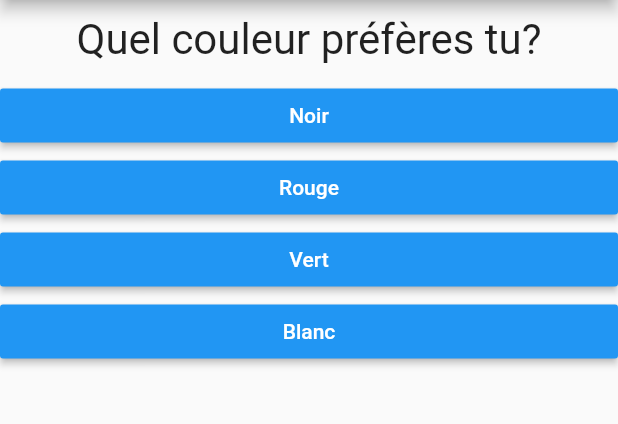
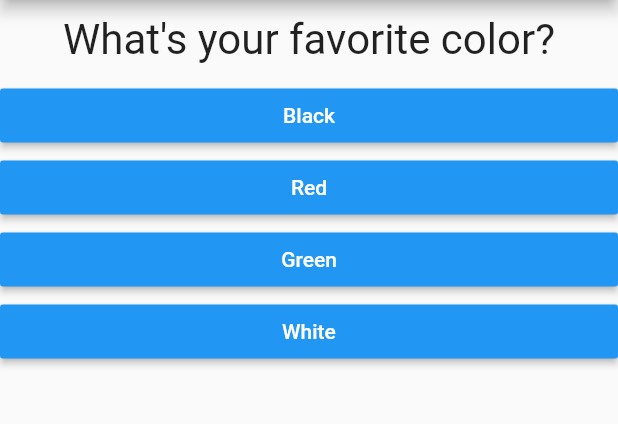
Before and after one commit to ashkam1201/first-flutter-app, a Flutter app: the screen it shows after launch, on a phone screen of 412 x 824 dp, the part 84-508 px from its top. Run offline on Flutter 3.47's test engine with Material 2 defaults, Android fonts, the phone set to English and light mode, and no system bars.

Commit message:
final commit app done

```diff
--- a/lib/main.dart
+++ b/lib/main.dart
@@ -1,7 +1,7 @@
 import 'package:flutter/material.dart';
 
-import './question.dart';
-import './answer.dart';
+import './quiz.dart';
+import './result.dart';
 
 // void main() {
 //   runApp(MyApp());
@@ -18,52 +18,76 @@ class MyApp extends StatefulWidget {
 }
 
 class _MyAppState extends State<MyApp> {
+  final _questions = const [
+    {
+      'questionText': 'What\'s your favorite color?',
+      'answers': [
+        {'text': 'Black', 'score': 10},
+        {'text': 'Red', 'score': 5},
+        {'text': 'Green', 'score': 3},
+        {'text': 'White', 'score': 1}
+      ],
+    },
+    {
+      'questionText': 'What\'s your favorite animal?',
+      'answers': [
+        {'text': 'Rabbit', 'score': 1},
+        {'text': 'Snake', 'score': 10},
+        {'text': 'Elephant', 'score': 3},
+        {'text': 'Lion', 'score': 5}
+      ],
+    },
+    {
+      'questionText': 'Who\'s your favorite singer?',
+      'answers': [
+        {'text': 'Beyonce', 'score': 5},
+        {'text': 'Taylor Swift', 'score': 10},
+        {'text': 'Freddie Mercury', 'score': 3},
+        {'text': 'Michael Jackson', 'score': 1}
+      ],
+    },
+  ];
   var _questionIndex = 0;
+  var _totalScore = 0;
 
-  void _answerQuestion() {
+  void _resetQuiz() {
+    setState(() {
+      _questionIndex = 0;
+      _totalScore = 0;
+    });
+  }
+
+  void _answerQuestion(int score) {
+    // var aBool = true;
+    // aBool = false;
+
+    _totalScore += score;
+
     setState(() {
       _questionIndex = _questionIndex + 1;
     });
     print(_questionIndex);
+    if (_questionIndex < _questions.length) {
+      print('We have more questions!');
+    } else {
+      print('No more questions!');
+    }
   }
 
   @override
   Widget build(BuildContext context) {
-    var questions = [
-      {
-        'questionText': 'Quel couleur préfères tu?',
-        'answers': ['Noir', 'Rouge', 'Vert', 'Blanc'],
-      },
-      {
-        'questionText': 'Quel est ton animal préféré?',
-        'answers': ['Chien', 'Serpent', 'Elephant', 'Lion'],
-      },
-      {
-        'questionText': 'Qui est ton chanteur préferé?',
-        'answers': [
-          'Freddie Mercury',
-          'Michael Jackson',
-          'Mick Jagger',
-          'Elton John'
-        ],
-      },
-    ];
     return MaterialApp(
       home: Scaffold(
         appBar: AppBar(
           title: Text('My First App'),
         ),
-        body: Column(
-          children: [
-            Question(
-              questions[_questionIndex]['questionText'] as String,
-            ),
-            ...(questions[_questionIndex]['answers'] as List<String>)
-                .map((answer) {
-              return Answer(_answerQuestion, answer);
-            }).toList()
-          ],
-        ),
+        body: _questionIndex < _questions.length
+            ? Quiz(
+                answerQuestion: _answerQuestion,
+                questionIndex: _questionIndex,
+                questions: _questions,
+              )
+            : Result(_totalScore, _resetQuiz),
       ),
     );
   }
--- /dev/null
+++ b/lib/quiz.dart
@@ -0,0 +1,31 @@
+import 'package:flutter/material.dart';
+
+import './question.dart';
+import './answer.dart';
+
+class Quiz extends StatelessWidget {
+  final List<Map<String, Object>> questions;
+  final int questionIndex;
+  final Function(int) answerQuestion;
+
+  Quiz(
+      {required this.questions,
+      required this.answerQuestion,
+      required this.questionIndex});
+
+  @override
+  Widget build(BuildContext context) {
+    return Column(
+      children: [
+        Question(
+          questions[questionIndex]['questionText'] as String,
+        ),
+        ...(questions[questionIndex]['answers'] as List<Map<String, Object>>)
+            .map((answer) {
+          return Answer(() => answerQuestion(answer['score'] as int),
+              answer['text'] as String);
+        }).toList()
+      ],
+    );
+  }
+}
--- a/pubspec.yaml
+++ b/pubspec.yaml
@@ -58,9 +58,8 @@ flutter:
   uses-material-design: true
 
   # To add assets to your application, add an assets section, like this:
-  # assets:
-  #   - images/a_dot_burr.jpeg
-  #   - images/a_dot_ham.jpeg
+  assets:
+    - assets/images/logo_alloa.png
 
   # An image asset can refer to one or more resolution-specific "variants", see
   # https://flutter.dev/assets-and-images/#resolution-aware.
```
Also changed, not shown: lib/result.dart (added, +43 -0 lines), assets/images/logo_alloa.png (added).
